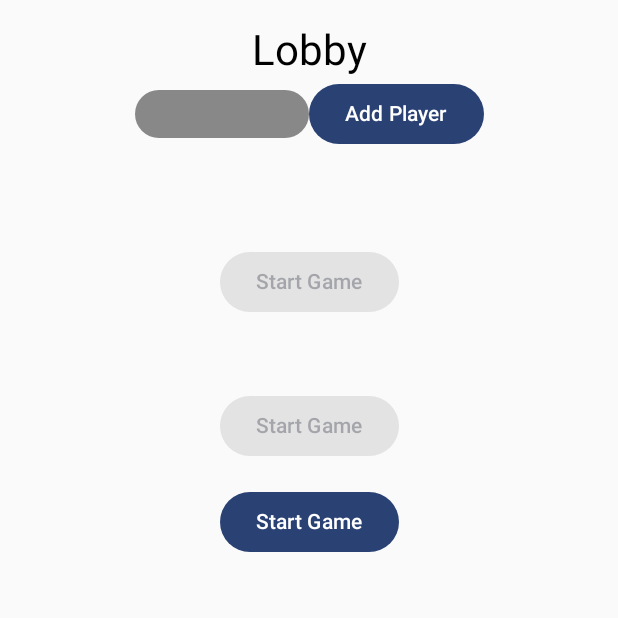
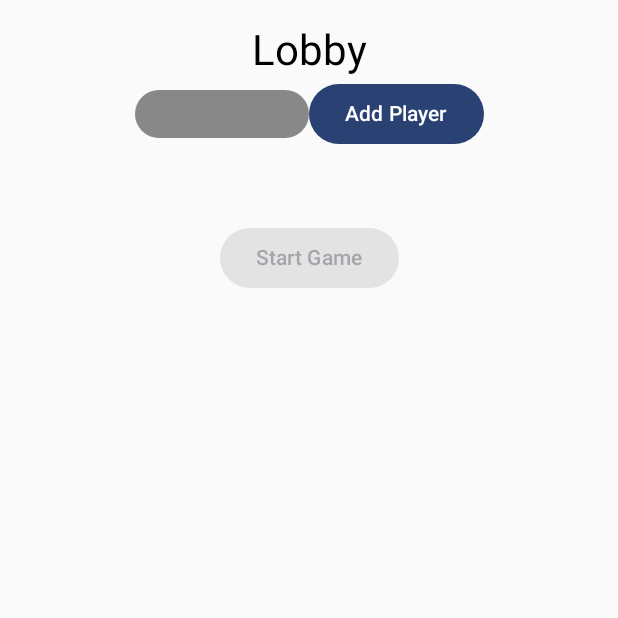
Before and after one commit to YasinDerwish/CONNECT-FOUR, an Android app built with Jetpack Compose: the screen it shows after launch (MainActivity), on a phone screen of 412 x 824 dp, the top half of it. Run offline under Robolectric (Android 15) with nearby library versions, the phone set to English and light mode, and no system bars.

Commit message:
Fixing the lobby screen, NOT DONE!!

```diff
--- a/app/src/main/java/com/example/myapplication/MainActivity.kt
+++ b/app/src/main/java/com/example/myapplication/MainActivity.kt
@@ -114,8 +114,9 @@ class MainActivity : ComponentActivity() {
                     composable("lobby") {
                         LobbyScreen(navController = navController, players = players)
                     }
-                    composable("game"){
-                        ConnectFourGame(navController = navController)
+                    composable("game({challengerId}"){ backStackEntry ->
+                        val challengerId = backStackEntry.arguments?.getString("challengerId") ?: ""
+                        ConnectFourGame(navController = navController, challengerId = challengerId)
                     }
                 }
             }
@@ -127,6 +128,7 @@ fun LobbyScreen(navController: NavController, players: MutableList<Player>){
     var playerName by remember { mutableStateOf(TextFieldValue("")) }
     val challenges = remember{ mutableStateMapOf<String, String>()  }
     val allPlayersReady = players.size == 2 && players.all { it.ready }
+
     fun challengePlayer(challenger: Player, opponentId: String){
         challenges[opponentId] = challenger.id
     }
@@ -186,19 +188,13 @@ fun LobbyScreen(navController: NavController, players: MutableList<Player>){
             }
         }
         Spacer(modifier = Modifier.height(16.dp))
+
         players.forEach { player ->
             Button(onClick = {challengePlayer(player, "player${players.size +1}")}){
                 Text("Challenge")
             }
         }
-        Spacer(modifier = Modifier.height(16.dp))
-        challenges.forEach{(opponentId, challengerId) ->
-            Button(
-                onClick = {acceptChallenge(opponentId)}
-            ){
-                Text("Accept Challenge")
-            }
-        }
+
         Spacer(modifier = Modifier.height(16.dp))
         Button(
             onClick = {
@@ -219,7 +215,7 @@ fun LobbyScreen(navController: NavController, players: MutableList<Player>){
         players.forEach { player ->
             Text("${player.name} - ${player.color}")
             Button(
-                onClick = {challengePlayer(player, "player${players.size +1}") }
+                onClick = {challengePlayer(player, "player2")}
             ){
                 Text("Challenge")
             }
@@ -233,28 +229,16 @@ fun LobbyScreen(navController: NavController, players: MutableList<Player>){
                 Text("Accept Challenge")
             }
         }
-        Spacer(modifier = Modifier.height(16.dp))
-        Button(
-            onClick = {
-                if(allPlayersReady){
-                    navController.navigate("game")
-                }
-            },
-            enabled = allPlayersReady
-        ){
-            Text("Start Game")
-        }
+
 
         Spacer(modifier = Modifier.height(16.dp))
 
-        Button(onClick = { navController.navigate("game/0") }) {
-            Text("Start Game")
-        }
+
     }
 
 }
 @Composable
-fun ConnectFourGame(navController: NavController) {
+fun ConnectFourGame(navController: NavController, challengerId: String) {
     val gameEngine = remember { GameEngine() }
     var currentPlayer by remember { mutableStateOf(PlayerColor.Red) }
     val board = gameEngine.getBoard()
@@ -265,8 +249,7 @@ fun ConnectFourGame(navController: NavController) {
     val player2 = Player("player2", "Player 2", PlayerColor.Yellow, ready = true )
     val challengerId = "player1"
 
-    val firstPlayer = if( challengerId == player1.id) player2 else player1
-    val secondPlayer = if( challengerId == player1.id) player1 else player2
+    val firstPlayer = if( challengerId == player1.id) player1 else player2
     currentPlayer = firstPlayer.color
 
 
```
